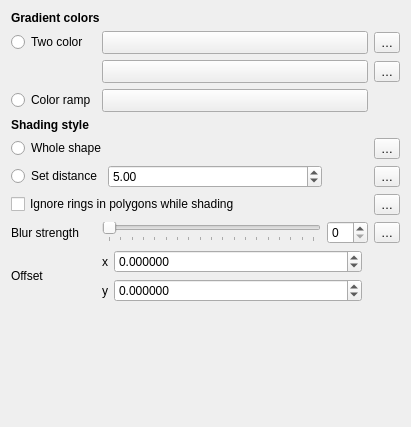
qgis/QGIS, file src/ui/symbollayer/widget_shapeburstfill.ui: the form before one commit.
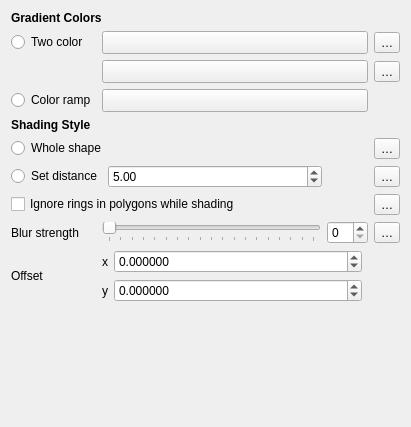
The form after the commit. Custom widgets are drawn as their Qt base class.

What changed in the file:
```diff
--- a/src/ui/symbollayer/widget_shapeburstfill.ui
+++ b/src/ui/symbollayer/widget_shapeburstfill.ui
@@ -116,7 +116,7 @@
       </font>
      </property>
      <property name="text">
-      <string>Gradient colors</string>
+      <string>Gradient Colors</string>
      </property>
     </widget>
    </item>
@@ -390,7 +390,7 @@
       </font>
      </property>
      <property name="text">
-      <string>Shading style</string>
+      <string>Shading Style</string>
      </property>
     </widget>
    </item>
```
